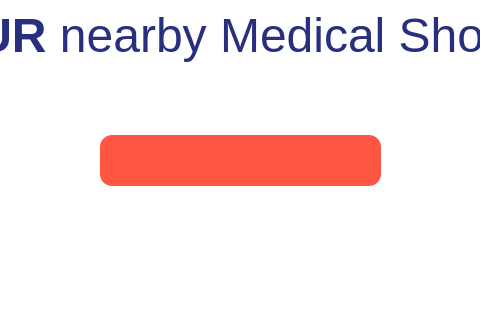
Qt form apps/Frames/searchFrame.ui (YadavGulshan/MedAlthea) before a commit; both pictures show x 130 to 610 and y 115 to 435 of the 768 by 614 pixel window.
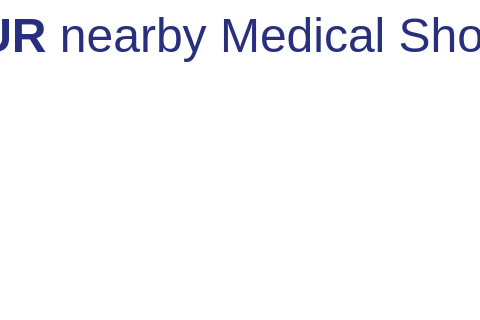
The same form after that commit.

Commit message: fix the issue of buttons in signup frame

The edit to the form file:
```diff
--- a/apps/Frames/searchFrame.ui
+++ b/apps/Frames/searchFrame.ui
@@ -37,20 +37,6 @@
     <set>Qt::AlignCenter</set>
    </property>
   </widget>
-  <widget class="QLineEdit" name="lineEdit">
-   <property name="geometry">
-    <rect>
-     <x>230</x>
-     <y>250</y>
-     <width>281</width>
-     <height>51</height>
-    </rect>
-   </property>
-   <property name="styleSheet">
-    <string notr="true">border-radius: 12px;
-background-color: rgb(255, 86, 68);</string>
-   </property>
-  </widget>
  </widget>
  <resources/>
  <connections/>
```
The commit also changes 4 other files.
